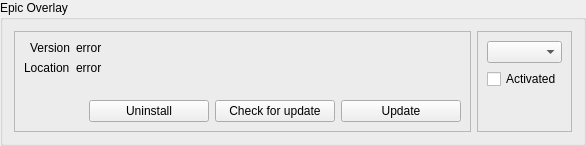
RareDevs/Rare, file rare/ui/components/tabs/games/integrations/eos_widget.ui: the form before one commit.
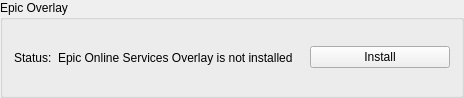
The form after the commit.

Diff of the .ui file:
```diff
--- a/rare/ui/components/tabs/games/integrations/eos_widget.ui
+++ b/rare/ui/components/tabs/games/integrations/eos_widget.ui
@@ -6,179 +6,73 @@
    <rect>
     <x>0</x>
     <y>0</y>
-    <width>586</width>
-    <height>146</height>
+    <width>464</width>
+    <height>98</height>
    </rect>
   </property>
-  <property name="sizePolicy">
-   <sizepolicy hsizetype="Preferred" vsizetype="Maximum">
-    <horstretch>0</horstretch>
-    <verstretch>0</verstretch>
-   </sizepolicy>
-  </property>
   <property name="windowTitle">
    <string notr="true">GroupBox</string>
   </property>
   <property name="title">
    <string>Epic Overlay</string>
   </property>
-  <layout class="QHBoxLayout" name="eos_layout" stretch="0,0">
+  <layout class="QVBoxLayout" name="eos_layout" stretch="0">
    <property name="sizeConstraint">
     <enum>QLayout::SetDefaultConstraint</enum>
    </property>
    <item>
     <widget class="QStackedWidget" name="overlay_stack">
-     <property name="frameShape">
-      <enum>QFrame::StyledPanel</enum>
-     </property>
-     <property name="frameShadow">
-      <enum>QFrame::Raised</enum>
-     </property>
      <property name="currentIndex">
       <number>0</number>
      </property>
-     <widget class="QWidget" name="overlay_info_page">
-      <layout class="QFormLayout" name="overlay_info_layout">
-       <property name="labelAlignment">
-        <set>Qt::AlignRight|Qt::AlignTrailing|Qt::AlignVCenter</set>
+     <widget class="QWidget" name="install_page">
+      <layout class="QHBoxLayout" name="install_page_layout" stretch="1,0">
+       <property name="leftMargin">
+        <number>0</number>
        </property>
-       <property name="formAlignment">
-        <set>Qt::AlignBottom|Qt::AlignLeading|Qt::AlignLeft</set>
+       <property name="topMargin">
+        <number>0</number>
        </property>
-       <item row="0" column="0">
-        <widget class="QLabel" name="installed_version_info_lbl">
-         <property name="text">
-          <string>Version</string>
+       <property name="rightMargin">
+        <number>0</number>
+       </property>
+       <property name="bottomMargin">
+        <number>0</number>
+       </property>
+       <item>
+        <layout class="QFormLayout" name="install_label_layout">
+         <property name="labelAlignment">
+          <set>Qt::AlignRight|Qt::AlignTrailing|Qt::AlignVCenter</set>
          </property>
-        </widget>
-       </item>
-       <item row="0" column="1">
-        <widget class="QLabel" name="installed_version_lbl">
-         <property name="text">
-          <string notr="true">error</string>
+         <property name="formAlignment">
+          <set>Qt::AlignLeading|Qt::AlignLeft|Qt::AlignVCenter</set>
          </property>
-        </widget>
-       </item>
-       <item row="1" column="0">
-        <widget class="QLabel" name="installed_path_info_lbl">
-         <property name="text">
-          <string>Location</string>
-         </property>
-        </widget>
-       </item>
-       <item row="1" column="1">
-        <widget class="QLabel" name="installed_path_lbl">
-         <property name="text">
-          <string notr="true">error</string>
-         </property>
-        </widget>
-       </item>
-       <item row="3" column="0" colspan="2">
-        <layout class="QHBoxLayout" name="info_buttons_layout">
-         <item>
-          <spacer name="info_buttons_hspacer">
-           <property name="orientation">
-            <enum>Qt::Horizontal</enum>
-           </property>
-           <property name="sizeHint" stdset="0">
-            <size>
-             <width>40</width>
-             <height>20</height>
-            </size>
-           </property>
-          </spacer>
-         </item>
-         <item>
-          <widget class="QPushButton" name="uninstall_button">
-           <property name="minimumSize">
-            <size>
-             <width>120</width>
-             <height>0</height>
-            </size>
-           </property>
+         <item row="0" column="0">
+          <widget class="QLabel" name="install_label">
            <property name="text">
-            <string>Uninstall</string>
+            <string>Status:</string>
            </property>
           </widget>
          </item>
-         <item>
-          <widget class="QPushButton" name="update_check_button">
-           <property name="minimumSize">
-            <size>
-             <width>120</width>
-             <height>0</height>
-            </size>
-           </property>
+         <item row="0" column="1">
+          <widget class="QLabel" name="install_text">
            <property name="text">
-            <string>Check for update</string>
-           </property>
-          </widget>
-         </item>
-         <item>
-          <widget class="QPushButton" name="update_button">
-           <property name="minimumSize">
-            <size>
-             <width>120</width>
-             <height>0</height>
-            </size>
-           </property>
-           <property name="text">
-            <string>Update</string>
+            <string>Epic Online Services Overlay is not installed</string>
            </property>
           </widget>
          </item>
         </layout>
        </item>
-       <item row="2" column="0" colspan="2">
-        <spacer name="info_page_vspacer">
-         <property name="orientation">
-          <enum>Qt::Vertical</enum>
+       <item>
+        <layout class="QVBoxLayout" name="install_button_layout">
+         <property name="rightMargin">
+          <number>0</number>
          </property>
-         <property name="sizeHint" stdset="0">
-          <size>
-           <width>6</width>
-           <height>6</height>
-          </size>
-         </property>
-        </spacer>
-       </item>
-      </layout>
-     </widget>
-     <widget class="QWidget" name="overlay_install_page">
-      <layout class="QFormLayout" name="overlay_install_layout">
-       <property name="labelAlignment">
-        <set>Qt::AlignRight|Qt::AlignTrailing|Qt::AlignVCenter</set>
-       </property>
-       <property name="formAlignment">
-        <set>Qt::AlignBottom|Qt::AlignLeading|Qt::AlignLeft</set>
-       </property>
-       <item row="0" column="0" colspan="2">
-        <widget class="QLabel" name="label">
-         <property name="text">
-          <string>Epic Overlay Services is not installed</string>
-         </property>
-        </widget>
-       </item>
-       <item row="2" column="0" colspan="2">
-        <layout class="QHBoxLayout" name="install_buttons_layout">
-         <item>
-          <spacer name="install_buttons_hspacer">
-           <property name="orientation">
-            <enum>Qt::Horizontal</enum>
-           </property>
-           <property name="sizeHint" stdset="0">
-            <size>
-             <width>40</width>
-             <height>20</height>
-            </size>
-           </property>
-          </spacer>
-         </item>
          <item>
           <widget class="QPushButton" name="install_button">
            <property name="minimumSize">
             <size>
-             <width>120</width>
+             <width>140</width>
              <height>0</height>
             </size>
            </property>
@@ -189,57 +83,86 @@
          </item>
         </layout>
        </item>
-       <item row="1" column="0" colspan="2">
-        <spacer name="install_page_vspacer">
-         <property name="orientation">
-          <enum>Qt::Vertical</enum>
+      </layout>
+     </widget>
+     <widget class="QWidget" name="info_page">
+      <layout class="QHBoxLayout" name="info_page_layout" stretch="1,0">
+       <property name="leftMargin">
+        <number>0</number>
+       </property>
+       <property name="topMargin">
+        <number>0</number>
+       </property>
+       <property name="rightMargin">
+        <number>0</number>
+       </property>
+       <property name="bottomMargin">
+        <number>0</number>
+       </property>
+       <item>
+        <layout class="QFormLayout" name="info_label_layout">
+         <property name="labelAlignment">
+          <set>Qt::AlignRight|Qt::AlignTrailing|Qt::AlignVCenter</set>
          </property>
-         <property name="sizeHint" stdset="0">
-          <size>
-           <width>6</width>
-           <height>6</height>
-          </size>
+         <property name="formAlignment">
+          <set>Qt::AlignLeading|Qt::AlignLeft|Qt::AlignVCenter</set>
          </property>
-        </spacer>
+         <item row="0" column="0">
+          <widget class="QLabel" name="version_label">
+           <property name="text">
+            <string>Version:</string>
+           </property>
+           <property name="alignment">
+            <set>Qt::AlignRight|Qt::AlignTrailing|Qt::AlignVCenter</set>
+           </property>
+          </widget>
+         </item>
+         <item row="1" column="0">
+          <widget class="QLabel" name="path_label">
+           <property name="text">
+            <string>Path:</string>
+           </property>
+           <property name="alignment">
+            <set>Qt::AlignRight|Qt::AlignTrailing|Qt::AlignVCenter</set>
+           </property>
+          </widget>
+         </item>
+        </layout>
        </item>
+       <item>
+        <layout class="QVBoxLayout" name="info_button_layout">
+         <item>
+          <widget class="QPushButton" name="update_button">
+           <property name="minimumSize">
+            <size>
+             <width>140</width>
+             <height>0</height>
+            </size>
+           </property>
+           <property name="text">
+            <string>Update</string>
+           </property>
+          </widget>
+         </item>
+         <item>
+          <widget class="QPushButton" name="uninstall_button">
+           <property name="minimumSize">
+            <size>
+             <width>140</width>
+             <height>0</height>
+            </size>
+           </property>
+           <property name="text">
+            <string>Uninstall</string>
+           </property>
+          </widget>
+         </item>
+        </layout>
+       </item>
       </layout>
      </widget>
     </widget>
    </item>
-   <item>
-    <widget class="QFrame" name="enable_frame">
-     <property name="frameShape">
-      <enum>QFrame::StyledPanel</enum>
-     </property>
-     <property name="frameShadow">
-      <enum>QFrame::Raised</enum>
-     </property>
-     <layout class="QVBoxLayout" name="enable_layout">
-      <item>
-       <widget class="QComboBox" name="select_pfx_combo"/>
-      </item>
-      <item>
-       <widget class="QCheckBox" name="enabled_cb">
-        <property name="text">
-         <string>Activated</string>
-        </property>
-       </widget>
-      </item>
-      <item>
-       <widget class="QLabel" name="enabled_info_label">
-        <property name="font">
-         <font>
-          <italic>true</italic>
-         </font>
-        </property>
-        <property name="text">
-         <string/>
-        </property>
-       </widget>
-      </item>
-     </layout>
-    </widget>
-   </item>
   </layout>
  </widget>
  <resources/>
```
